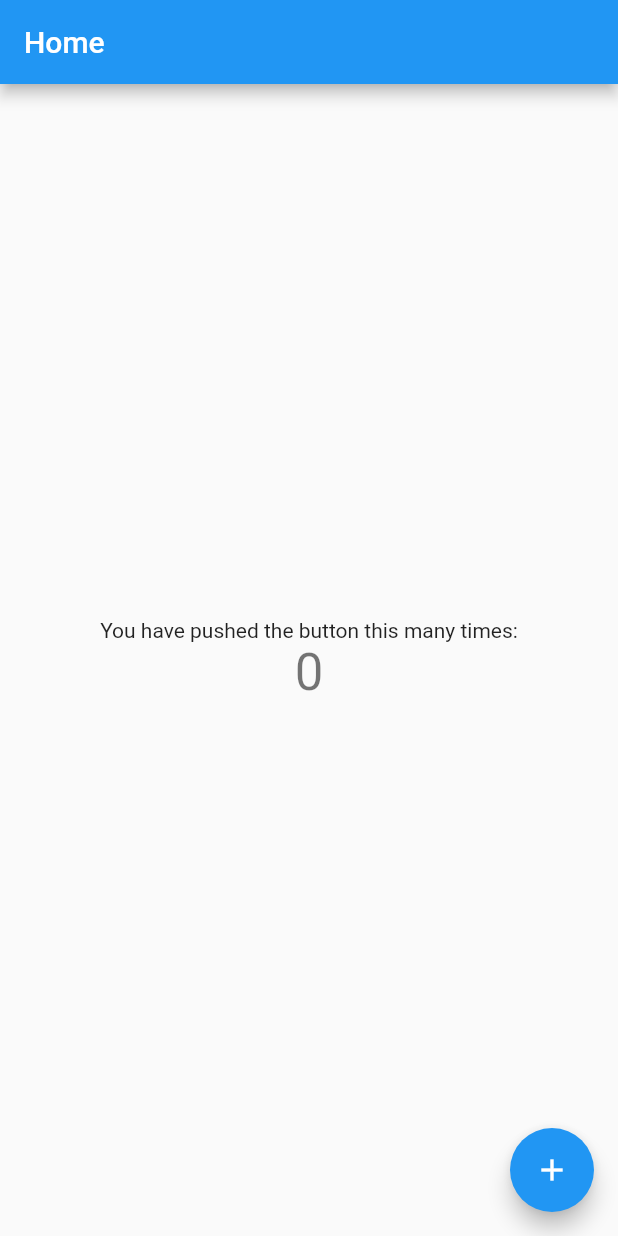
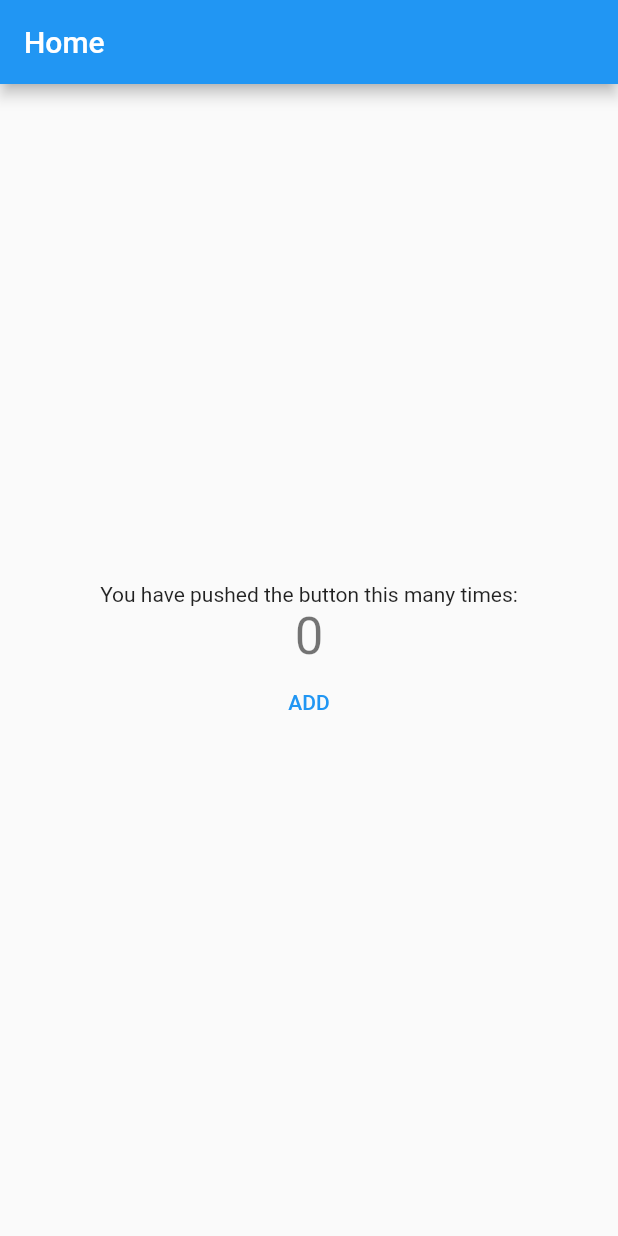
Before and after one commit to mohanish2504/flutter_base_project, a Flutter app: the screen it shows after launch, on a phone screen of 412 x 824 dp. Run offline on Flutter 3.47's test engine with Material 2 defaults, Android fonts, the phone set to English and light mode, and no system bars; our stand-ins replace bloc, dio, equatable, floor, flutter_bloc, logger and 1 more; accounts and stored records are empty.

Commit message:
added ui part

```diff
--- a/lib/app.dart
+++ b/lib/app.dart
@@ -1,6 +1,9 @@
 import 'package:base_project/bloc/user_bloc.dart';
 import 'package:base_project/screens/home/home.dart';
+import 'package:base_project/utils/constants.dart';
 import 'package:base_project/utils/size_config.dart';
+import 'package:base_project/utils/strings.dart';
+import 'package:base_project/utils/ui.dart';
 import 'package:flutter/material.dart';
 import 'package:flutter_bloc/flutter_bloc.dart';
 
@@ -28,9 +31,16 @@ class _AppState extends State<_App> {
     return LayoutBuilder(builder: (context, constraints) {
       return OrientationBuilder(builder: (context, orientation) {
         SizeConfig().init(constraints, orientation);
-        return const MaterialApp(
-          home: Home("Home"),
-          routes: {},
+
+        return MaterialApp(
+
+          home: Home(Strings.homeScreenLabels.appBarTitle),
+          theme: AppThemeData.getThemeData().generalThemeData,
+          darkTheme: AppThemeData.getThemeData(isDark: true).generalThemeData,
+          themeMode: Constants.isDark ? ThemeMode.dark:ThemeMode.light,
+          routes: {
+
+          },
         );
       });
     });
--- a/lib/screens/home/home.dart
+++ b/lib/screens/home/home.dart
@@ -1,3 +1,4 @@
+import 'package:base_project/utils/strings.dart';
 import 'package:flutter/material.dart';
 class Home extends StatefulWidget {
   final String title;
@@ -38,14 +39,14 @@ class _HomeState extends State<Home> {
               '$_counter',
               style: Theme.of(context).textTheme.headline4,
             ),
+
+            TextButton(onPressed: (){}, child: Text(Strings.homeScreenLabels.addButtonLabel))
+
+
           ],
         ),
       ),
-      floatingActionButton: FloatingActionButton(
-        onPressed: _incrementCounter,
-        tooltip: 'Increment',
-        child: const Icon(Icons.add),
-      ), // This trailing comma makes auto-formatting nicer for build methods.
+      // This trailing comma makes auto-formatting nicer for build methods.
     );
   }
 }
--- a/lib/utils/constants.dart
+++ b/lib/utils/constants.dart
@@ -1,3 +1,3 @@
 class Constants {
-  String aboutUsUrl = "/aboutUs";
+  static bool isDark = false;
 }
--- a/lib/utils/size_config.dart
+++ b/lib/utils/size_config.dart
@@ -43,7 +43,7 @@ class SizeConfig {
     heightMultiplier = _blockHeight;
     widthMultiplier = _blockWidth;
 
-    DebugLogger.getInstance().logD("MULTIPLIERS H:$heightMultiplier W:$widthMultiplier");
+    //DebugLogger.getInstance().logD("MULTIPLIERS H:$heightMultiplier W:$widthMultiplier");
 
     sizeMultiplier =
         _SizeMultiplier(heightMultiplier, widthMultiplier, imageSizeMultiplier);
@@ -59,10 +59,16 @@ class SizeConfig {
 class _SizeMultiplier {
   _SizeMultiplier(double heightMultiplier, double widthMultiplier,
       double imageSizeMultiplier) {
-    unitHeightMultiplier__16 = min(16, heightMultiplier * 2.15);
-    unitWidthMultiplier__16 = min(16, widthMultiplier * 4.15);
+    unitHeightMultiplier_16 = min(16, heightMultiplier * 2.15);
+    unitWidthMultiplier_16 = min(16, widthMultiplier * 3.89);
+
+    unitHeightMultiplier_12 = min(12, heightMultiplier * 1.76);
+    unitWidthMultiplier_12 = min(12, widthMultiplier * 2.91);
   }
 
-  late double unitHeightMultiplier__16;
-  late double unitWidthMultiplier__16;
+  late final double unitHeightMultiplier_16;
+  late final  double unitWidthMultiplier_16;
+
+  late final double unitHeightMultiplier_12;
+  late final double unitWidthMultiplier_12;
 }
--- a/lib/utils/strings.dart
+++ b/lib/utils/strings.dart
@@ -1,8 +1,9 @@
 class Strings {
-  static const LoginScreenLabels loginScreenLabels = LoginScreenLabels();
+  static const HomeScreenLabels homeScreenLabels = HomeScreenLabels();
 }
 
-class LoginScreenLabels {
-  const LoginScreenLabels();
-  final String logIn = 'LOG IN';
+class HomeScreenLabels {
+  const HomeScreenLabels();
+  final String appBarTitle = "Home";
+  final String addButtonLabel = 'ADD';
 }
```
